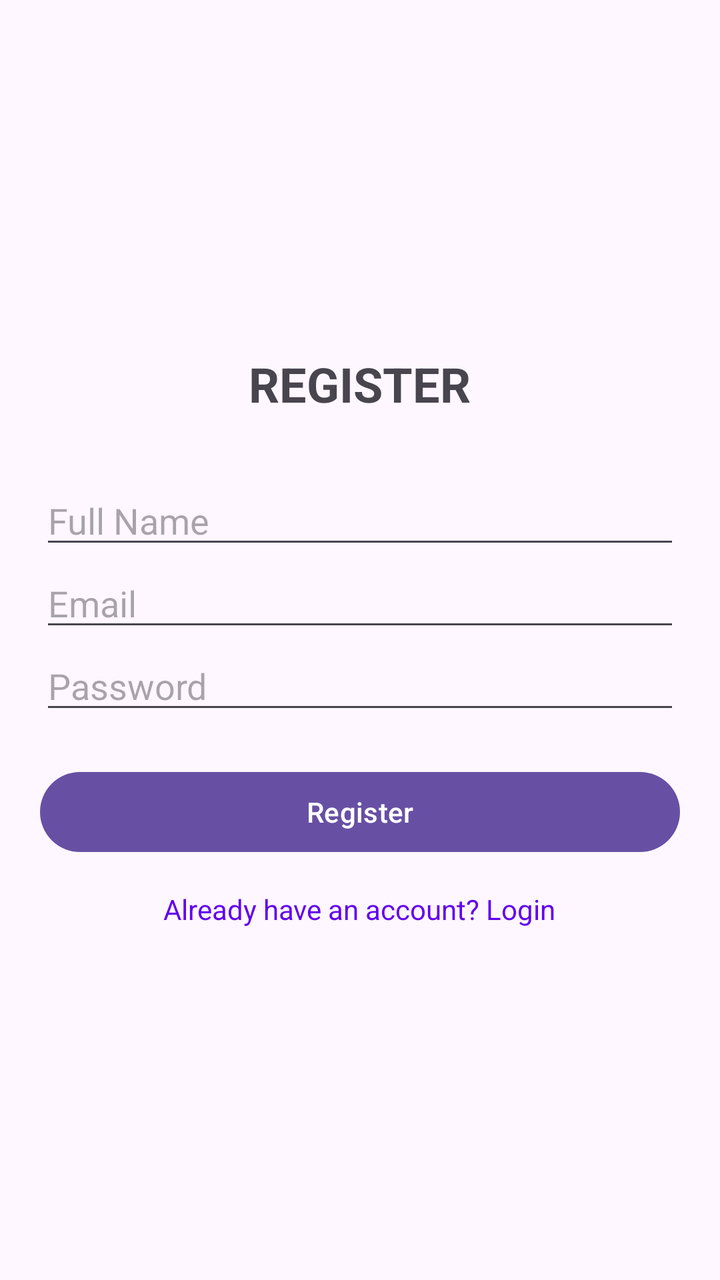
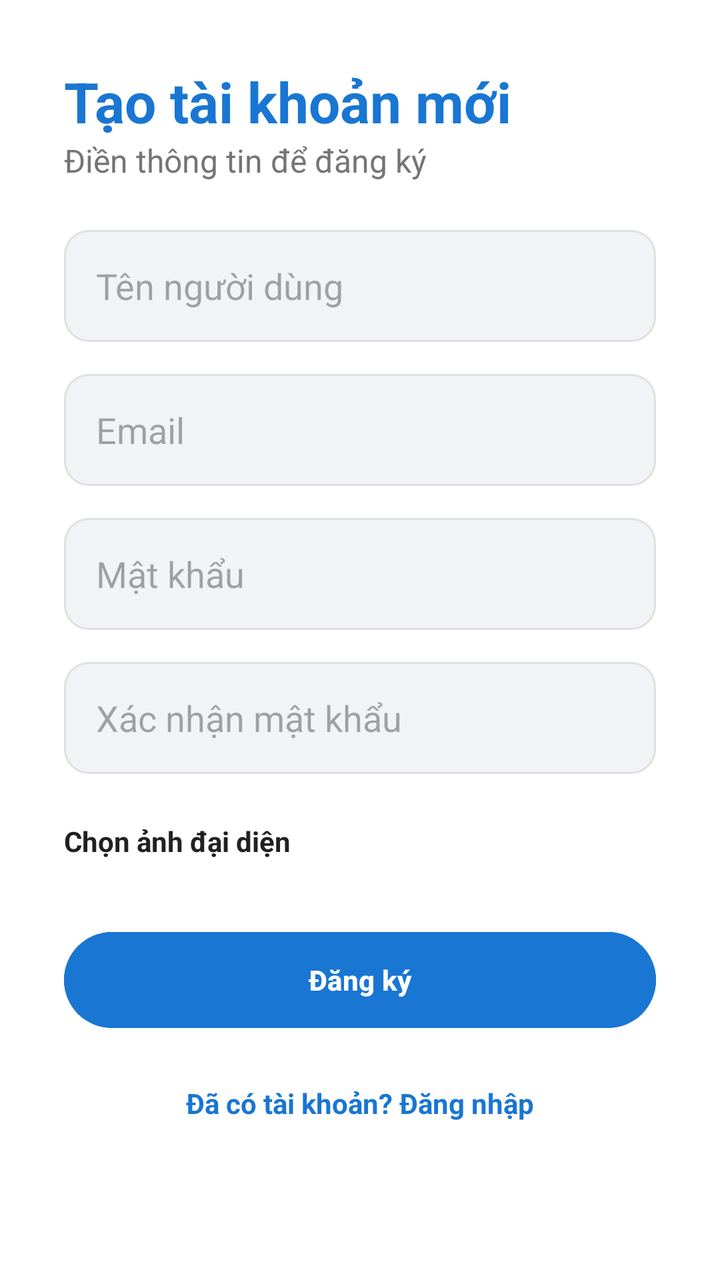

The first picture is an Android layout as it rendered before a commit; the second is the same layout after the commit. The layout source and the unified diff follow.
<!-- AndroidManifest.xml: application theme Theme.SudokuRank -->
<!-- res/layout/activity_register.xml -->
<?xml version="1.0" encoding="utf-8"?>
<LinearLayout xmlns:android="http://schemas.android.com/apk/res/android"
    android:layout_width="match_parent"
    android:layout_height="match_parent"
    android:gravity="center"
    android:orientation="vertical"
    android:padding="20dp">

    <TextView
        android:layout_width="wrap_content"
        android:layout_height="wrap_content"
        android:layout_marginBottom="30dp"
        android:text="REGISTER"
        android:textSize="24sp"
        android:textStyle="bold" />

    <EditText
        android:id="@+id/edtName"
        android:layout_width="match_parent"
        android:layout_height="wrap_content"
        android:hint="Full Name" />

    <EditText
        android:id="@+id/edtEmail"
        android:layout_width="match_parent"
        android:layout_height="wrap_content"
        android:hint="Email"
        android:inputType="textEmailAddress" />

    <EditText
        android:id="@+id/edtPassword"
        android:layout_width="match_parent"
        android:layout_height="wrap_content"
        android:hint="Password"
        android:inputType="textPassword" />

    <Button
        android:id="@+id/btnRegister"
        android:layout_width="match_parent"
        android:layout_height="wrap_content"
        android:layout_marginTop="20dp"
        android:text="Register" />

    <TextView
        android:id="@+id/tvToLogin"
        android:layout_width="wrap_content"
        android:layout_height="wrap_content"
        android:layout_marginTop="15dp"
        android:text="Already have an account? Login"
        android:textColor="@color/purple_500" />
</LinearLayout>
<!-- resources referenced by this layout -->
<resources>
  <color name="purple_500">#FF6200EE</color>
  <style name="Theme.SudokuRank" parent="Base.Theme.SudokuRank" />
  <style name="Base.Theme.SudokuRank" parent="Theme.Material3.DayNight.NoActionBar">
          
          
      </style>
</resources>

<!-- the commit's change to res/layout/activity_register.xml (unified diff, before → after) -->
@@ -1,51 +1,103 @@
 <?xml version="1.0" encoding="utf-8"?>
-<LinearLayout xmlns:android="http://schemas.android.com/apk/res/android"
+<ScrollView xmlns:android="http://schemas.android.com/apk/res/android"
     android:layout_width="match_parent"
     android:layout_height="match_parent"
-    android:gravity="center"
-    android:orientation="vertical"
-    android:padding="20dp">
+    android:background="@color/white">
 
-    <TextView
-        android:layout_width="wrap_content"
-        android:layout_height="wrap_content"
-        android:layout_marginBottom="30dp"
-        android:text="REGISTER"
-        android:textSize="24sp"
-        android:textStyle="bold" />
-
-    <EditText
-        android:id="@+id/edtName"
+    <LinearLayout
         android:layout_width="match_parent"
         android:layout_height="wrap_content"
-        android:hint="Full Name" />
+        android:orientation="vertical"
+        android:padding="32dp">
 
-    <EditText
-        android:id="@+id/edtEmail"
-        android:layout_width="match_parent"
-        android:layout_height="wrap_content"
-        android:hint="Email"
-        android:inputType="textEmailAddress" />
+        <TextView
+            android:layout_width="wrap_content"
+            android:layout_height="wrap_content"
+            android:text="Tạo tài khoản mới"
+            android:textColor="@color/sudoku_primary"
+            android:textSize="28sp"
+            android:textStyle="bold" />
 
-    <EditText
-        android:id="@+id/edtPassword"
-        android:layout_width="match_parent"
-        android:layout_height="wrap_content"
-        android:hint="Password"
-        android:inputType="textPassword" />
+        <TextView
+            android:layout_width="wrap_content"
+            android:layout_height="wrap_content"
+            android:layout_marginBottom="24dp"
+            android:text="Điền thông tin để đăng ký"
+            android:textColor="@color/text_secondary"
+            android:textSize="16sp" />
 
-    <Button
-        android:id="@+id/btnRegister"
-        android:layout_width="match_parent"
-        android:layout_height="wrap_content"
-        android:layout_marginTop="20dp"
-        android:text="Register" />
+        <EditText
+            android:id="@+id/edtUsername"
+            android:layout_width="match_parent"
+            android:layout_height="56dp"
+            android:layout_marginBottom="16dp"
+            android:background="@drawable/edittext_bg"
+            android:hint="Tên người dùng"
+            android:inputType="textPersonName"
+            android:paddingHorizontal="16dp" />
 
-    <TextView
-        android:id="@+id/tvToLogin"
-        android:layout_width="wrap_content"
-        android:layout_height="wrap_content"
-        android:layout_marginTop="15dp"
-        android:text="Already have an account? Login"
-        android:textColor="@color/purple_500" />
-</LinearLayout>
+        <EditText
+            android:id="@+id/edtEmail"
+            android:layout_width="match_parent"
+            android:layout_height="56dp"
+            android:layout_marginBottom="16dp"
+            android:background="@drawable/edittext_bg"
+            android:hint="Email"
+            android:inputType="textEmailAddress"
+            android:paddingHorizontal="16dp" />
+
+        <EditText
+            android:id="@+id/edtPassword"
+            android:layout_width="match_parent"
+            android:layout_height="56dp"
+            android:layout_marginBottom="16dp"
+            android:background="@drawable/edittext_bg"
+            android:hint="Mật khẩu"
+            android:inputType="textPassword"
+            android:paddingHorizontal="16dp" />
+
+        <EditText
+            android:id="@+id/edtConfirmPassword"
+            android:layout_width="match_parent"
+            android:layout_height="56dp"
+            android:layout_marginBottom="24dp"
+            android:background="@drawable/edittext_bg"
+            android:hint="Xác nhận mật khẩu"
+            android:inputType="textPassword"
+            android:paddingHorizontal="16dp" />
+
+        <TextView
+            android:layout_width="wrap_content"
+            android:layout_height="wrap_content"
+            android:layout_marginBottom="8dp"
+            android:text="Chọn ảnh đại diện"
+            android:textColor="@color/text_primary"
+            android:textStyle="bold" />
+
+        <androidx.recyclerview.widget.RecyclerView
+            android:id="@+id/rvAvatars"
+            android:layout_width="match_parent"
+            android:layout_height="wrap_content"
+            android:layout_marginBottom="24dp" />
+
+        <Button
+            android:id="@+id/btnRegister"
+            android:layout_width="match_parent"
+            android:layout_height="56dp"
+            android:backgroundTint="@color/sudoku_primary"
+            android:text="Đăng ký"
+            android:textColor="@color/white"
+            android:textStyle="bold" />
+
+        <TextView
+            android:id="@+id/tvToLogin"
+            android:layout_width="wrap_content"
+            android:layout_height="wrap_content"
+            android:layout_gravity="center"
+            android:layout_marginTop="24dp"
+            android:text="Đã có tài khoản? Đăng nhập"
+            android:textColor="@color/sudoku_primary"
+            android:textStyle="bold" />
+
+    </LinearLayout>
+</ScrollView>
<!-- resource entries referenced after the edit -->
@@ -1,10 +1,21 @@
 <!-- resources referenced by this layout -->
 <resources>
-  <color name="purple_500">#FF6200EE</color>
+  <color name="sudoku_primary">#1976D2</color>
+  <color name="text_primary">#212121</color>
+  <color name="text_secondary">#757575</color>
+  <color name="white">#FFFFFFFF</color>
+  <!-- drawable edittext_bg (drawable) -->
+  <?xml version="1.0" encoding="utf-8"?>
+  <shape xmlns:android="http://schemas.android.com/apk/res/android">
+      <solid android:color="#F1F3F6" />
+      <corners android:radius="12dp" />
+      <stroke android:width="1dp" android:color="#E0E0E0" />
+  </shape>
   <style name="Theme.SudokuRank" parent="Base.Theme.SudokuRank" />
   <style name="Base.Theme.SudokuRank" parent="Theme.Material3.DayNight.NoActionBar">
-          
-          
+          <item name="colorPrimary">@color/sudoku_primary</item>
+          <item name="android:statusBarColor">@color/sudoku_primary_dark</item>
       </style>
+  <color name="sudoku_primary_dark">#1565C0</color>
 </resources>
 
